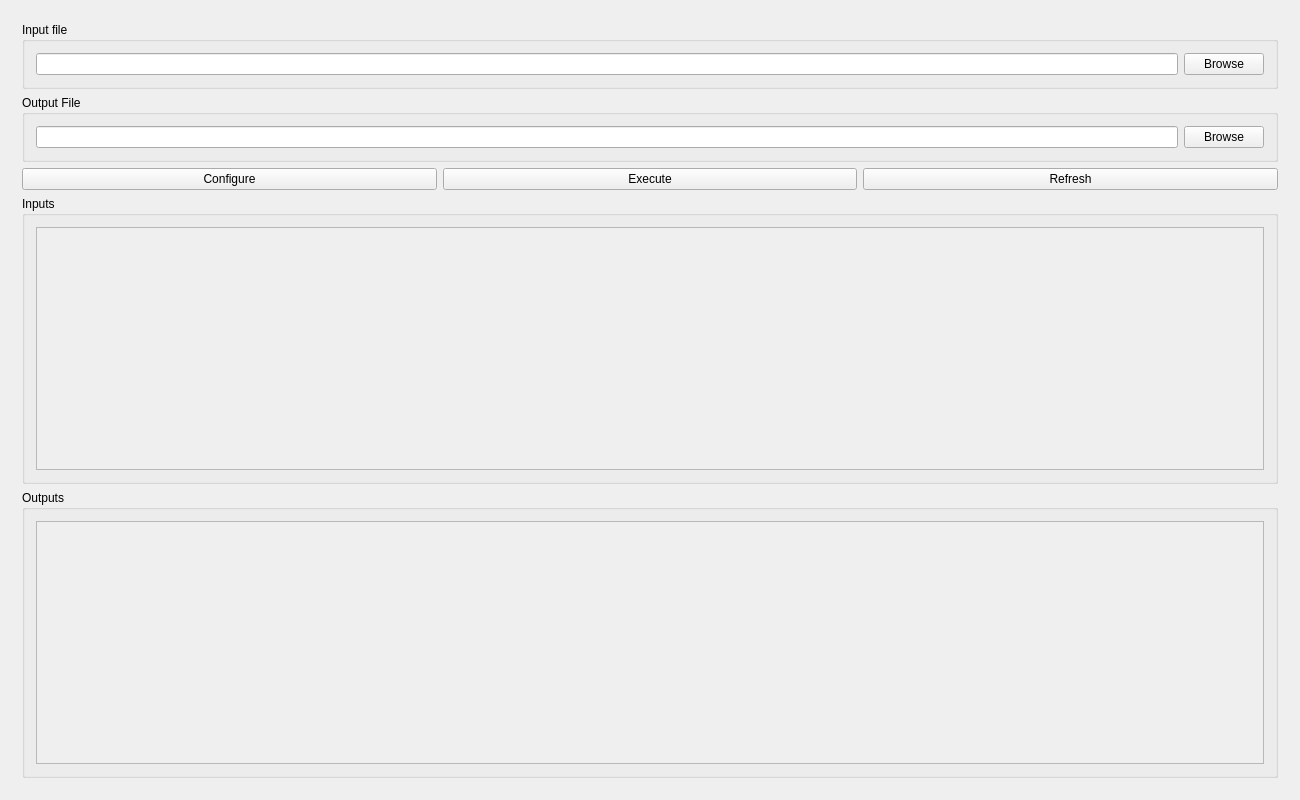
Qt form src/main/resources/ui/MainWindow.ui (JuBiotech/MooViE) before a commit.
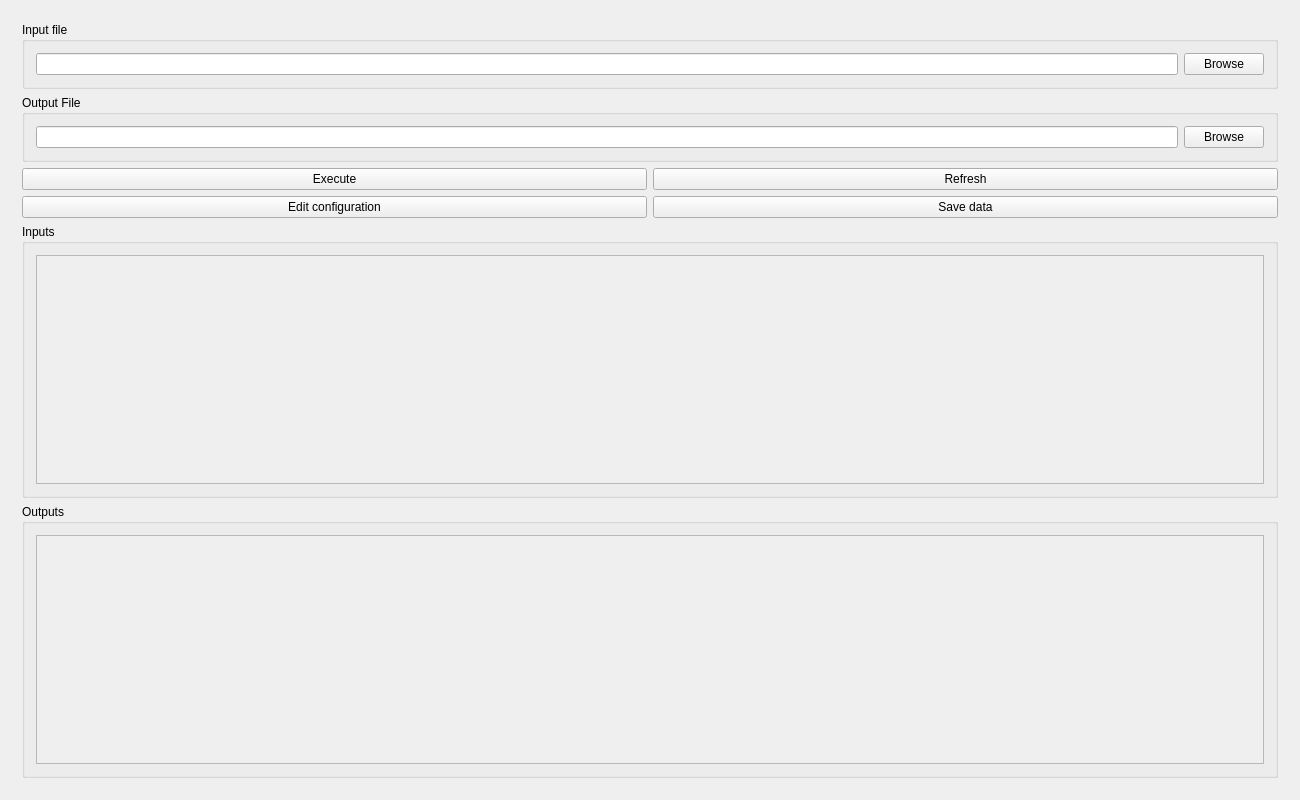
The same form after that commit.

```diff
--- a/src/main/resources/ui/MainWindow.ui
+++ b/src/main/resources/ui/MainWindow.ui
@@ -60,19 +60,9 @@
          </item>
          <item>
           <layout class="QHBoxLayout" name="action_lay">
-           <item>
-            <widget class="QPushButton" name="config_btn">
-             <property name="sizePolicy">
-              <sizepolicy hsizetype="Preferred" vsizetype="Preferred">
-               <horstretch>0</horstretch>
-               <verstretch>0</verstretch>
-              </sizepolicy>
-             </property>
-             <property name="text">
-              <string>Configure</string>
-             </property>
-            </widget>
-           </item>
+           <property name="topMargin">
+            <number>0</number>
+           </property>
            <item>
             <widget class="QPushButton" name="execute_btn">
              <property name="sizePolicy">
@@ -95,6 +85,30 @@
            </item>
           </layout>
          </item>
+         <item>
+          <layout class="QHBoxLayout" name="save_lay">
+           <item>
+            <widget class="QPushButton" name="config_btn">
+             <property name="sizePolicy">
+              <sizepolicy hsizetype="Preferred" vsizetype="Preferred">
+               <horstretch>0</horstretch>
+               <verstretch>0</verstretch>
+              </sizepolicy>
+             </property>
+             <property name="text">
+              <string>Edit configuration</string>
+             </property>
+            </widget>
+           </item>
+           <item>
+            <widget class="QPushButton" name="save_btn">
+             <property name="text">
+              <string>Save data</string>
+             </property>
+            </widget>
+           </item>
+          </layout>
+         </item>
          <item>
           <widget class="QGroupBox" name="inputs_grp">
            <property name="title">
@@ -112,7 +126,7 @@
                  <x>0</x>
                  <y>0</y>
                  <width>1236</width>
-                 <height>241</height>
+                 <height>224</height>
                 </rect>
                </property>
               </widget>
@@ -138,7 +152,7 @@
                  <x>0</x>
                  <y>0</y>
                  <width>1236</width>
-                 <height>240</height>
+                 <height>224</height>
                 </rect>
                </property>
               </widget>
```
